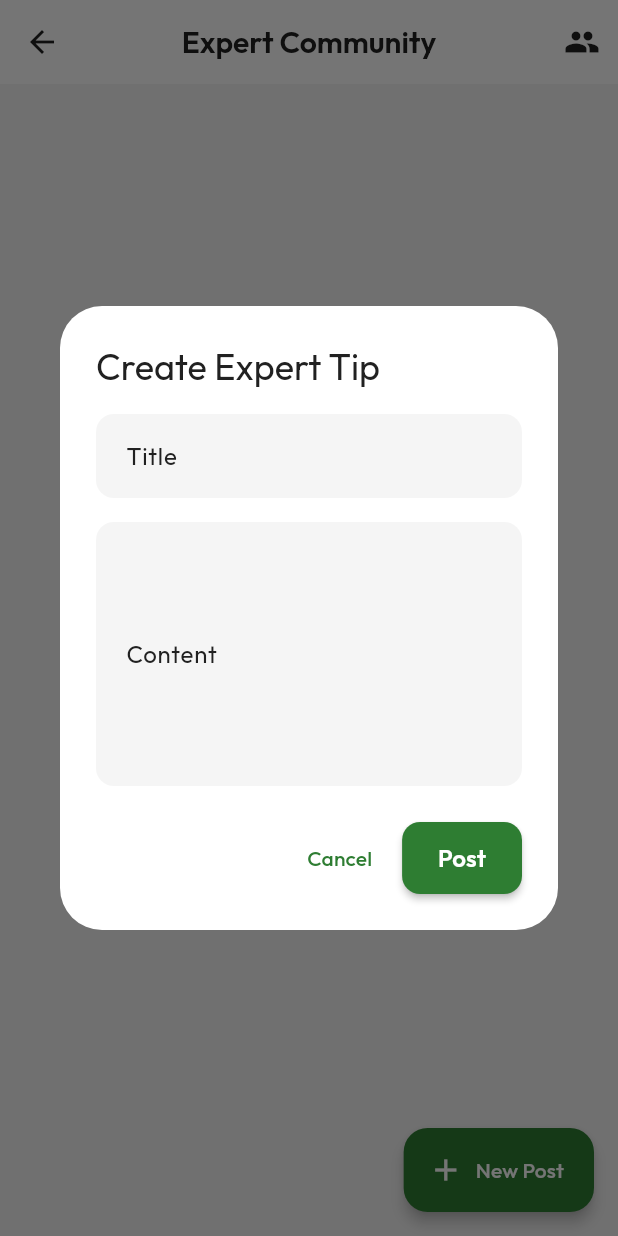
After one commit to akshayks13/AI-Crop-Disease-Diagnosis-System, a Flutter app: the ExpertCommunityScreen screen opened by its route, after a tap on "Create First Post", on a phone screen of 412 x 824 dp. The commit adds this screen. Run offline on Flutter 3.47's test engine with Material 3 defaults, Android fonts, the light colour scheme and no system bars; our stand-ins replace dio, flutter_dotenv, flutter_riverpod, flutter_secure_storage, flutter_tts, geolocator and 4 more; missing offline and left inert: tflite_flutter_plus; accounts and stored records are empty; network calls fail; project files that could hold a hidden picture were left out.

Commit message:
updated new pages

```diff
--- a/frontend/flutter_app/lib/config/routes.dart
+++ b/frontend/flutter_app/lib/config/routes.dart
@@ -15,6 +15,9 @@ import '../features/expert/screens/answer_screen.dart';
 import '../features/expert/screens/expert_stats_screen.dart';
 import '../features/expert/screens/answered_questions_screen.dart';
 import '../features/expert/screens/answer_detail_screen.dart';
+import '../features/expert/screens/knowledge_base_screen.dart';
+import '../features/expert/screens/trending_diseases_screen.dart';
+import '../features/expert/screens/expert_community_screen.dart';
 import '../features/home/screens/home_screen.dart';
 import '../features/profile/screens/profile_screen.dart';
 import '../features/questions/screens/ask_expert_screen.dart';
@@ -63,6 +66,9 @@ class AppRoutes {
   static const String expertStats = '/expert/stats';
   static const String expertMyAnswers = '/expert/my-answers';
   static const String expertAnswerDetail = '/expert/answer-detail';
+  static const String expertKnowledgeBase = '/expert/knowledge-base';
+  static const String expertTrending = '/expert/trending';
+  static const String expertCommunity = '/expert/community';
 
   static Route<dynamic> generateRoute(RouteSettings settings) {
     switch (settings.name) {
@@ -136,6 +142,12 @@ class AppRoutes {
       case expertAnswerDetail:
         final args = settings.arguments as Map<String, dynamic>;
         return _slideRoute(AnswerDetailScreen(answerData: args), settings);
+      case expertKnowledgeBase:
+        return _slideRoute(const KnowledgeBaseScreen(), settings);
+      case expertTrending:
+        return _slideRoute(const TrendingDiseasesScreen(), settings);
+      case expertCommunity:
+        return _slideRoute(const ExpertCommunityScreen(), settings);
 
       default:
         return MaterialPageRoute(
--- /dev/null
+++ b/frontend/flutter_app/lib/features/expert/screens/expert_community_screen.dart
@@ -0,0 +1,266 @@
+import 'package:flutter/material.dart';
+import 'package:flutter_riverpod/flutter_riverpod.dart';
+
+import '../../../config/theme.dart';
+import '../../../core/api/api_client.dart';
+
+/// Expert Community Screen - Expert can create tips/articles
+class ExpertCommunityScreen extends ConsumerStatefulWidget {
+  const ExpertCommunityScreen({super.key});
+
+  @override
+  ConsumerState<ExpertCommunityScreen> createState() => _ExpertCommunityScreenState();
+}
+
+class _ExpertCommunityScreenState extends ConsumerState<ExpertCommunityScreen> {
+  List<Map<String, dynamic>> _posts = [];
+  bool _isLoading = true;
+  bool _myPostsOnly = false;
+
+  @override
+  void initState() {
+    super.initState();
+    _loadPosts();
+  }
+
+  Future<void> _loadPosts() async {
+    setState(() => _isLoading = true);
+    try {
+      final api = ref.read(apiClientProvider);
+      final response = await api.get('/community/posts', queryParameters: {
+        'my_posts_only': _myPostsOnly,
+      });
+      if (mounted) {
+        setState(() {
+          _posts = List<Map<String, dynamic>>.from(response.data['posts'] ?? []);
+          _isLoading = false;
+        });
+      }
+    } catch (e) {
+      if (mounted) setState(() => _isLoading = false);
+    }
+  }
+
+  void _showCreateDialog() {
+    final titleController = TextEditingController();
+    final contentController = TextEditingController();
+
+    showDialog(
+      context: context,
+      builder: (context) => AlertDialog(
+        title: const Text('Create Expert Tip'),
+        content: SingleChildScrollView(
+          child: Column(
+            mainAxisSize: MainAxisSize.min,
+            children: [
+              TextField(
+                controller: titleController,
+                decoration: const InputDecoration(
+                  labelText: 'Title',
+                  hintText: 'e.g., Best practices for rice cultivation',
+                ),
+              ),
+              const SizedBox(height: 16),
+              TextField(
+                controller: contentController,
+                decoration: const InputDecoration(
+                  labelText: 'Content',
+                  hintText: 'Share your expert knowledge...',
+                ),
+                maxLines: 6,
+              ),
+            ],
+          ),
+        ),
+        actions: [
+          TextButton(
+            onPressed: () => Navigator.pop(context),
+            child: const Text('Cancel'),
+          ),
+          ElevatedButton(
+            onPressed: () async {
+              if (titleController.text.length >= 5 && contentController.text.length >= 20) {
+                try {
+                  final api = ref.read(apiClientProvider);
+                  await api.post('/community/posts', data: {
+                    'title': titleController.text,
+                    'content': contentController.text,
+                    'category': 'tip',
+                  });
+                  Navigator.pop(context);
+                  _loadPosts();
+                  ScaffoldMessenger.of(context).showSnackBar(
+                    const SnackBar(content: Text('Post created successfully!')),
+                  );
+                } catch (e) {
+                  ScaffoldMessenger.of(context).showSnackBar(
+                    SnackBar(content: Text('Error: $e')),
+                  );
+                }
+              } else {
+                ScaffoldMessenger.of(context).showSnackBar(
+                  const SnackBar(content: Text('Title min 5 chars, content min 20 chars')),
+                );
+              }
+            },
+            child: const Text('Post'),
+          ),
+        ],
+      ),
+    );
+  }
+
+  @override
+  Widget build(BuildContext context) {
+    final theme = Theme.of(context);
+
+    return Scaffold(
+      appBar: AppBar(
+        title: const Text('Expert Community'),
+        actions: [
+          IconButton(
+            icon: Icon(_myPostsOnly ? Icons.person : Icons.people),
+            onPressed: () {
+              setState(() => _myPostsOnly = !_myPostsOnly);
+              _loadPosts();
+            },
+            tooltip: _myPostsOnly ? 'Show All' : 'My Posts Only',
+          ),
+        ],
+      ),
+      body: _isLoading
+          ? const Center(child: CircularProgressIndicator())
+          : _posts.isEmpty
+              ? Center(
+                  child: Column(
+                    mainAxisAlignment: MainAxisAlignment.center,
+                    children: [
+                      Icon(Icons.article_outlined, size: 64, color: theme.colorScheme.primary.withOpacity(0.5)),
+                      const SizedBox(height: 16),
+                      Text(_myPostsOnly ? 'No posts yet' : 'No expert posts', style: const TextStyle(fontSize: 18)),
+                      const SizedBox(height: 8),
+                      ElevatedButton.icon(
+                        onPressed: _showCreateDialog,
+                        icon: const Icon(Icons.add),
+                        label: const Text('Create First Post'),
+                      ),
+                    ],
+                  ),
+                )
+              : RefreshIndicator(
+                  onRefresh: _loadPosts,
+                  child: ListView.builder(
+                    padding: const EdgeInsets.all(16),
+                    itemCount: _posts.length,
+                    itemBuilder: (context, index) {
+                      final post = _posts[index];
+                      return Card(
+                        margin: const EdgeInsets.only(bottom: 12),
+                        shape: RoundedRectangleBorder(borderRadius: BorderRadius.circular(16)),
+                        child: Padding(
+                          padding: const EdgeInsets.all(16),
+                          child: Column(
+                            crossAxisAlignment: CrossAxisAlignment.start,
+                            children: [
+                              Row(
+                                children: [
+                                  CircleAvatar(
+                                    backgroundColor: theme.colorScheme.primary.withOpacity(0.1),
+                                    child: Text(
+                                      (post['author_name'] ?? 'E')[0].toUpperCase(),
+                                      style: TextStyle(color: theme.colorScheme.primary, fontWeight: FontWeight.bold),
+                                    ),
+                                  ),
+                                  const SizedBox(width: 12),
+                                  Expanded(
+                                    child: Column(
+                                      crossAxisAlignment: CrossAxisAlignment.start,
+                                      children: [
+                                        Row(
+                                          children: [
+                                            Text(
+                                              post['author_name'] ?? 'User',
+                                              style: const TextStyle(fontWeight: FontWeight.bold),
+                                            ),
+                                            const SizedBox(width: 8),
+                                            if (post['is_expert_post'] == true)
+                                              Container(
+                                                padding: const EdgeInsets.symmetric(horizontal: 6, vertical: 2),
+                                                decoration: BoxDecoration(
+                                                  color: Colors.green.withOpacity(0.1),
+                                                  borderRadius: BorderRadius.circular(4),
+                                                ),
+                                                child: const Text(
+                                                  'Expert',
+                                                  style: TextStyle(fontSize: 10, color: Colors.green, fontWeight: FontWeight.w600),
+                                                ),
+                                              )
+                                            else
+                                              Container(
+                                                padding: const EdgeInsets.symmetric(horizontal: 6, vertical: 2),
+                                                decoration: BoxDecoration(
+                                                  color: Colors.blue.withOpacity(0.1),
+                                                  borderRadius: BorderRadius.circular(4),
+                                                ),
+                                                child: const Text(
+                                                  'Farmer',
+                                                  style: TextStyle(fontSize: 10, color: Colors.blue, fontWeight: FontWeight.w600),
+                                                ),
+                                              ),
+                                          ],
+                                        ),
+                                        Text(
+                                          post['created_at']?.toString().split('T')[0] ?? '',
+                                          style: TextStyle(fontSize: 12, color: theme.colorScheme.onSurface.withOpacity(0.5)),
+                                        ),
+                                      ],
+                                    ),
+                                  ),
+                                  if (post['is_mine'] == true)
+                                    Container(
+                                      padding: const EdgeInsets.symmetric(horizontal: 8, vertical: 4),
+                                      decoration: BoxDecoration(
+                                        color: theme.colorScheme.primary.withOpacity(0.1),
+                                        borderRadius: BorderRadius.circular(8),
+                                      ),
+                                      child: Text('My Post', style: TextStyle(fontSize: 10, color: theme.colorScheme.primary)),
+                                    ),
+                                ],
+                              ),
+                              const SizedBox(height: 12),
+                              Text(
+                                post['title'] ?? '',
+                                style: const TextStyle(fontWeight: FontWeight.bold, fontSize: 16),
+                              ),
+                              const SizedBox(height: 8),
+                              Text(
+                                post['content'] ?? '',
+                                style: TextStyle(color: theme.colorScheme.onSurface.withOpacity(0.8)),
+                              ),
+                              const SizedBox(height: 12),
+                              Row(
+                                children: [
+                                  Icon(Icons.favorite_border, size: 18, color: theme.colorScheme.onSurface.withOpacity(0.5)),
+                                  const SizedBox(width: 4),
+                                  Text('${post['likes_count'] ?? 0}', style: TextStyle(color: theme.colorScheme.onSurface.withOpacity(0.5))),
+                                  const SizedBox(width: 16),
+                                  Icon(Icons.comment_outlined, size: 18, color: theme.colorScheme.onSurface.withOpacity(0.5)),
+                                  const SizedBox(width: 4),
+                                  Text('${post['comments_count'] ?? 0}', style: TextStyle(color: theme.colorScheme.onSurface.withOpacity(0.5))),
+                                ],
+                              ),
+                            ],
+                          ),
+                        ),
+                      );
+                    },
+                  ),
+                ),
+      floatingActionButton: FloatingActionButton.extended(
+        onPressed: _showCreateDialog,
+        icon: const Icon(Icons.add),
+        label: const Text('New Post'),
+      ),
+    );
+  }
+}
```
Also changed, not shown: frontend/flutter_app/lib/features/expert/screens/expert_dashboard_screen.dart (+21 -7 lines), frontend/flutter_app/lib/features/expert/screens/knowledge_base_screen.dart (added, +213 -0 lines), frontend/flutter_app/lib/features/expert/screens/trending_diseases_screen.dart (added, +197 -0 lines), 9 other files.
